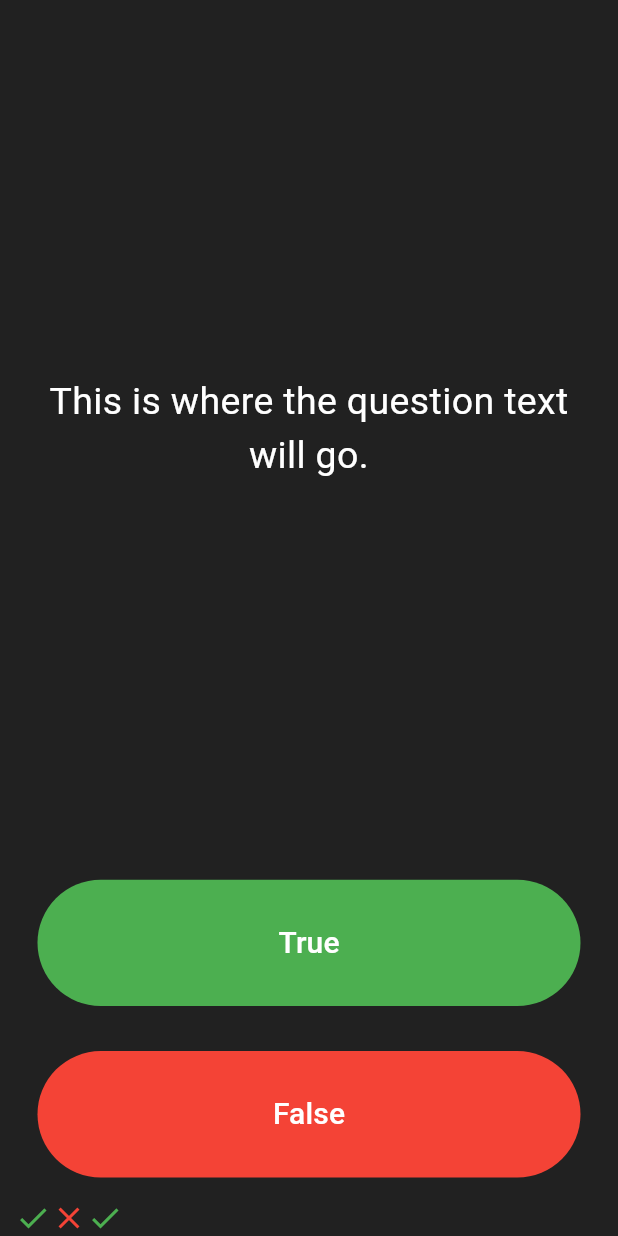
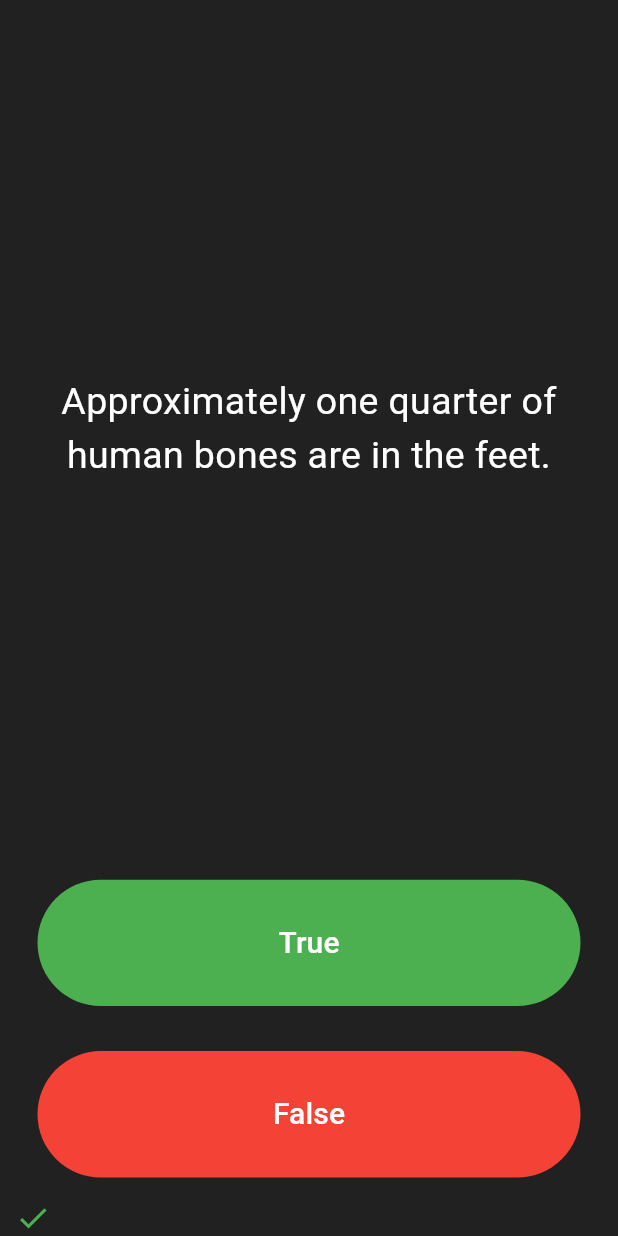
Before and after one commit to Perseus24/quizzler, a Flutter app: the screen it shows after launch, after a tap on "True", on a phone screen of 412 x 824 dp. Run offline on Flutter 3.47's test engine with Material 3 defaults, Android fonts, the phone set to English and light mode, and no system bars.

Commit message:
feat(project): Added the use of list of questions

```diff
--- a/lib/main.dart
+++ b/lib/main.dart
@@ -26,14 +26,13 @@ class QuizPage extends StatefulWidget {
 
 class _QuizPageState extends State<QuizPage> {
 
-  List<Icon> scoreKeeper = [
-    Icon(
-      Icons.check,
-      color: Colors.green,),
-    Icon(
-      Icons.close,
-      color: Colors.red,),
+  List<Icon> scoreKeeper = [];
+  List<String> questions = [
+    'You can lead a cow down stairs but not up stairs.',
+    'Approximately one quarter of human bones are in the feet.',
+    'A slug\'s blood is green.'
   ];
+  int tracker = 0;
   @override
   Widget build(BuildContext context) {
     return Column(
@@ -46,7 +45,7 @@ class _QuizPageState extends State<QuizPage> {
             padding: EdgeInsets.all(10.0),
             child: Center(
               child: Text(
-                'This is where the question text will go.',
+                questions[tracker],
                 textAlign: TextAlign.center,
                 style: TextStyle(
                   fontSize: 25.0,
@@ -72,6 +71,7 @@ class _QuizPageState extends State<QuizPage> {
               ),
               onPressed: () {
                 setState(() {
+                  tracker++;
                   scoreKeeper.add(Icon(Icons.check, color: Colors.green,));
                 });
 
@@ -96,6 +96,7 @@ class _QuizPageState extends State<QuizPage> {
               ),
               onPressed: () {
                 setState(() {
+                  tracker++;
                   scoreKeeper.add(Icon(Icons.close, color: Colors.red,));
                 });
 
```
